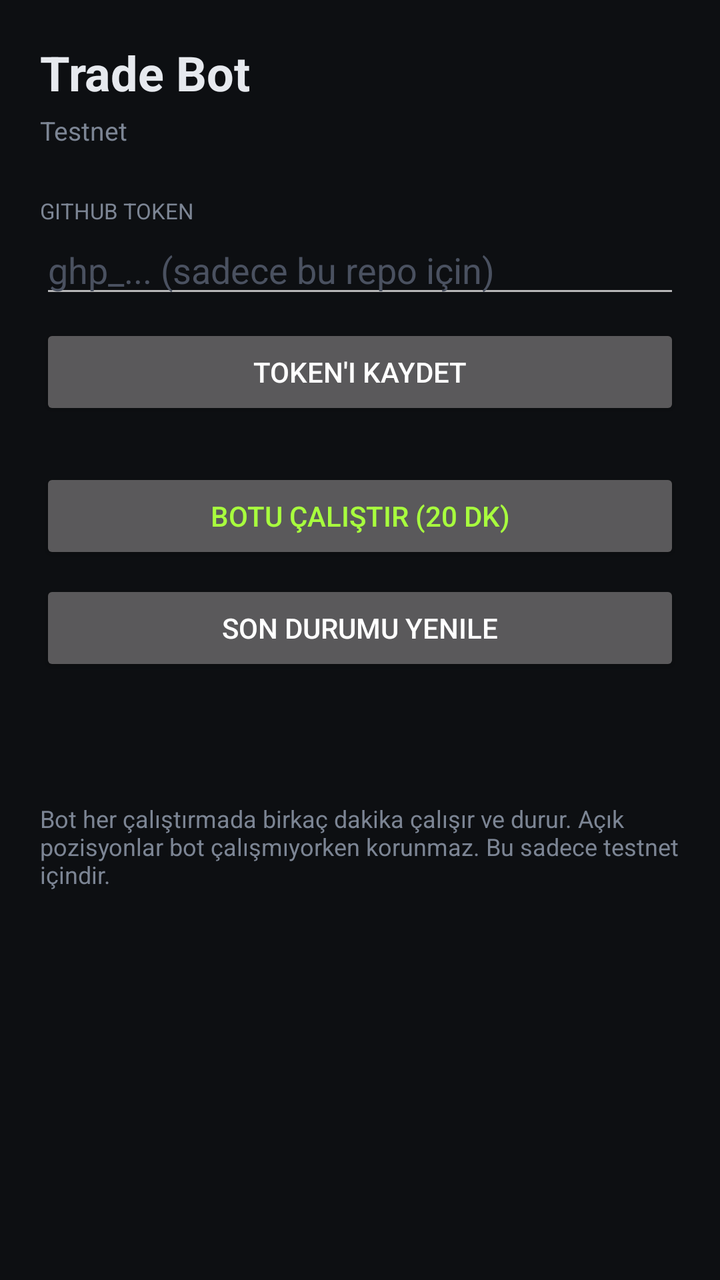
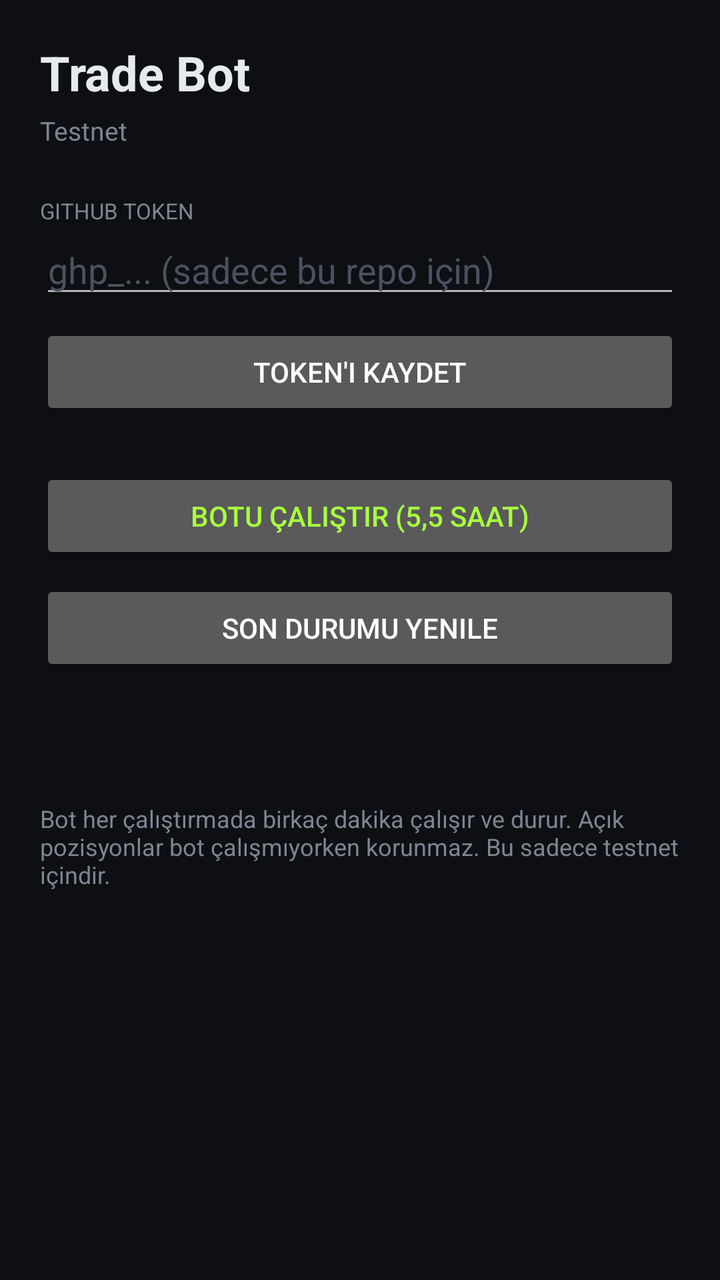

Screens rendered from an Android XML layout before and after an edit, with the pre-edit source and the edit as a unified diff.
<!-- AndroidManifest.xml: application theme Theme.Panel -->
<!-- res/layout/activity_main.xml -->
<?xml version="1.0" encoding="utf-8"?>
<ScrollView xmlns:android="http://schemas.android.com/apk/res/android"
    android:layout_width="match_parent"
    android:layout_height="match_parent"
    android:background="#0D0F12"
    android:fillViewport="true">

    <LinearLayout
        android:layout_width="match_parent"
        android:layout_height="wrap_content"
        android:orientation="vertical"
        android:padding="20dp">

        <TextView
            android:layout_width="wrap_content"
            android:layout_height="wrap_content"
            android:text="Trade Bot"
            android:textColor="#E6E9EE"
            android:textSize="24sp"
            android:textStyle="bold" />

        <TextView
            android:id="@+id/mode"
            android:layout_width="wrap_content"
            android:layout_height="wrap_content"
            android:layout_marginTop="4dp"
            android:text="Testnet"
            android:textColor="#7C8594"
            android:textSize="13sp" />

        <TextView
            android:layout_width="wrap_content"
            android:layout_height="wrap_content"
            android:layout_marginTop="24dp"
            android:text="GITHUB TOKEN"
            android:textColor="#7C8594"
            android:textSize="11sp" />

        <EditText
            android:id="@+id/token"
            android:layout_width="match_parent"
            android:layout_height="wrap_content"
            android:hint="ghp_... (sadece bu repo için)"
            android:inputType="textPassword"
            android:textColor="#E6E9EE"
            android:textColorHint="#4A5160" />

        <Button
            android:id="@+id/saveToken"
            android:layout_width="match_parent"
            android:layout_height="wrap_content"
            android:layout_marginTop="8dp"
            android:text="Token'ı kaydet" />

        <Button
            android:id="@+id/runBot"
            android:layout_width="match_parent"
            android:layout_height="wrap_content"
            android:layout_marginTop="24dp"
            android:text="Botu çalıştır (20 dk)"
            android:textColor="#A8FF3E" />

        <Button
            android:id="@+id/refresh"
            android:layout_width="match_parent"
            android:layout_height="wrap_content"
            android:layout_marginTop="8dp"
            android:text="Son durumu yenile" />

        <TextView
            android:id="@+id/status"
            android:layout_width="match_parent"
            android:layout_height="wrap_content"
            android:layout_marginTop="20dp"
            android:textColor="#E6E9EE"
            android:textSize="14sp" />

        <TextView
            android:layout_width="match_parent"
            android:layout_height="wrap_content"
            android:layout_marginTop="24dp"
            android:text="Bot her çalıştırmada birkaç dakika çalışır ve durur. Açık pozisyonlar bot çalışmıyorken korunmaz. Bu sadece testnet içindir."
            android:textColor="#7C8594"
            android:textSize="12sp" />
    </LinearLayout>
</ScrollView>
<!-- resources referenced by this layout -->
<resources>
  <style name="Theme.Panel" parent="Theme.AppCompat.NoActionBar">
          <item name="android:windowBackground">#0D0F12</item>
          <item name="android:statusBarColor">#0D0F12</item>
      </style>
</resources>

<!-- the commit's change to res/layout/activity_main.xml (unified diff, before → after) -->
@@ -57,7 +57,7 @@
             android:layout_width="match_parent"
             android:layout_height="wrap_content"
             android:layout_marginTop="24dp"
-            android:text="Botu çalıştır (20 dk)"
+            android:text="Botu çalıştır (5,5 saat)"
             android:textColor="#A8FF3E" />
 
         <Button
